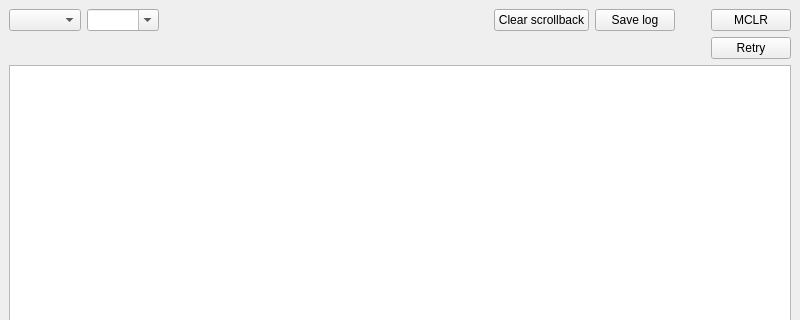
Qt form mainwindow.ui (thirtythreeforty/bullycpp) before a commit; both pictures show x 0 to 800 and y 0 to 320 of the 800 by 600 pixel window.
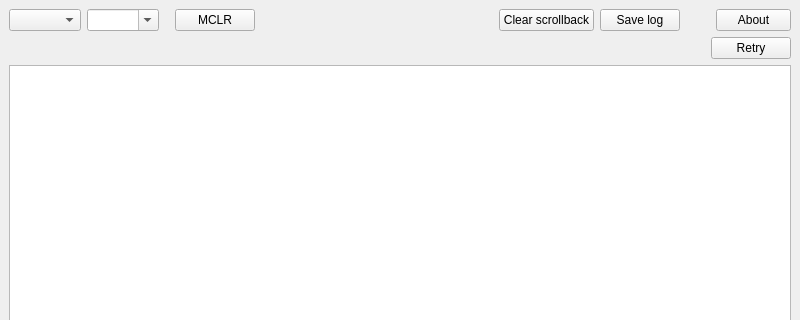
The same form after that commit. Custom widgets are drawn as their Qt base class.

Commit message: Add About box and several key shortcuts

The edit to the form file:
```diff
--- a/mainwindow.ui
+++ b/mainwindow.ui
@@ -40,14 +40,46 @@
         </property>
        </widget>
       </item>
+      <item>
+       <spacer name="horizontalSpacer_4">
+        <property name="orientation">
+         <enum>Qt::Horizontal</enum>
+        </property>
+        <property name="sizeType">
+         <enum>QSizePolicy::Maximum</enum>
+        </property>
+        <property name="sizeHint" stdset="0">
+         <size>
+          <width>10</width>
+          <height>20</height>
+         </size>
+        </property>
+       </spacer>
+      </item>
+      <item>
+       <widget class="QPushButton" name="mclrButton">
+        <property name="text">
+         <string>MCLR</string>
+        </property>
+        <property name="shortcut">
+         <string>Ctrl+R</string>
+        </property>
+        <property name="checkable">
+         <bool>true</bool>
+        </property>
+       </widget>
+      </item>
       <item>
        <spacer name="horizontalSpacer_2">
         <property name="orientation">
          <enum>Qt::Horizontal</enum>
         </property>
+        <property name="sizeType">
+         <enum>QSizePolicy::MinimumExpanding</enum>
+        </property>
         <property name="sizeHint" stdset="0">
          <size>
-          <width>40</width>
+          <width>30</width>
           <height>20</height>
          </size>
         </property>
@@ -84,12 +116,15 @@
        </spacer>
       </item>
       <item>
-       <widget class="QPushButton" name="mclrButton">
-        <property name="text">
-         <string>MCLR</string>
+       <widget class="QPushButton" name="aboutButton">
+        <property name="maximumSize">
+         <size>
+          <width>75</width>
+          <height>16777215</height>
+         </size>
         </property>
-        <property name="checkable">
-         <bool>true</bool>
+        <property name="text">
+         <string>About</string>
         </property>
        </widget>
       </item>
```
Left out of the diff: 6 changed lines with no effect on the pictures. The commit also changes 2 other files.
